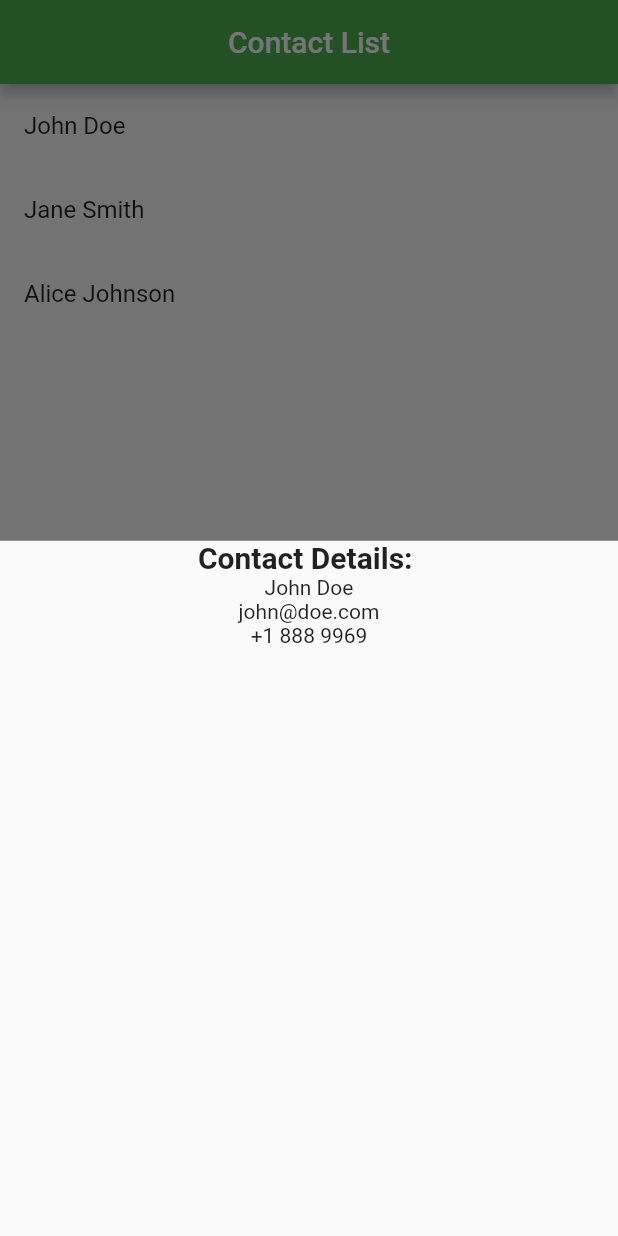
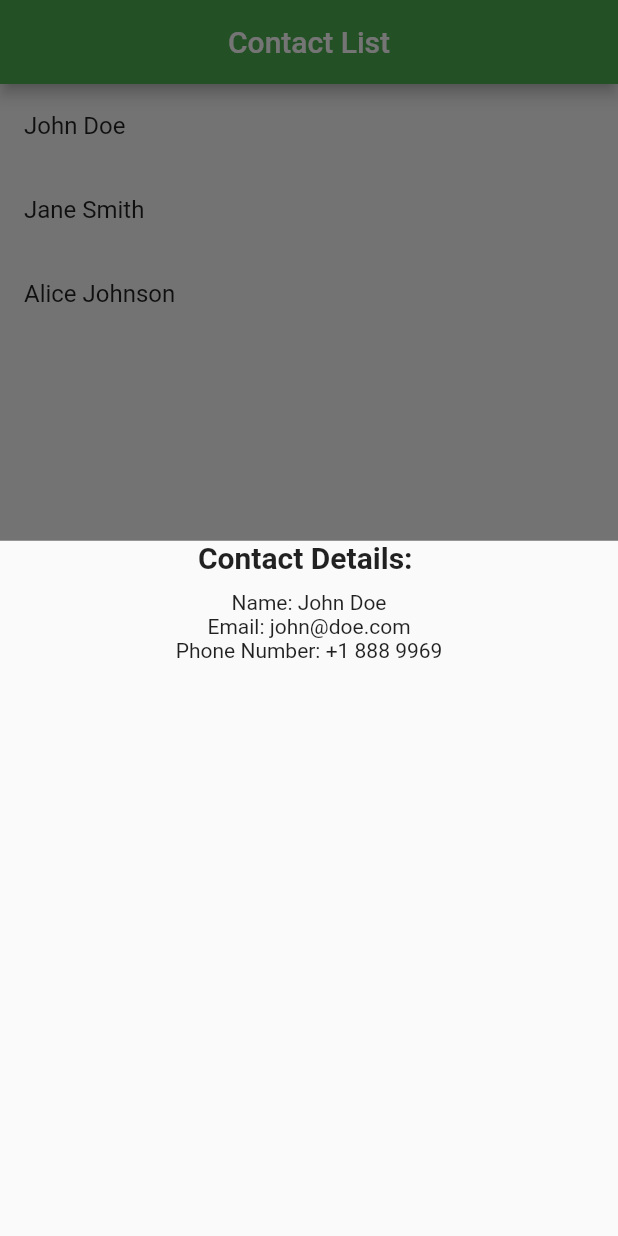
Before and after one commit to syfulsharif/liveTest8, a Flutter app: the screen it shows after launch, after a tap on "John Doe", on a phone screen of 412 x 824 dp. Run offline on Flutter 3.47's test engine with Material 2 defaults, Android fonts, the phone set to English and light mode, and no system bars.

Commit message:
String Interpolation added

```diff
--- a/lib/contactlist.dart
+++ b/lib/contactlist.dart
@@ -40,14 +40,19 @@ class _ContactListViewState extends State<ContactListView> {
                           const Text(
                             'Contact Details: ',
                             style: TextStyle(
-
                               fontSize: 20.0,
                               fontWeight: FontWeight.bold,
                             ),
                           ),
-                          Text(contactList[index].name),
-                          Text(contactList[index].email),
-                          Text(contactList[index].phone),
+                          const SizedBox(
+                            width: double.infinity,
+                            height: 10.0,
+                          ),
+                          Text(
+                            'Name: ${contactList[index].name}',
+                          ),
+                          Text('Email: ${contactList[index].email}'),
+                          Text('Phone Number: ${contactList[index].phone}'),
                         ],
                       );
                     });
```
